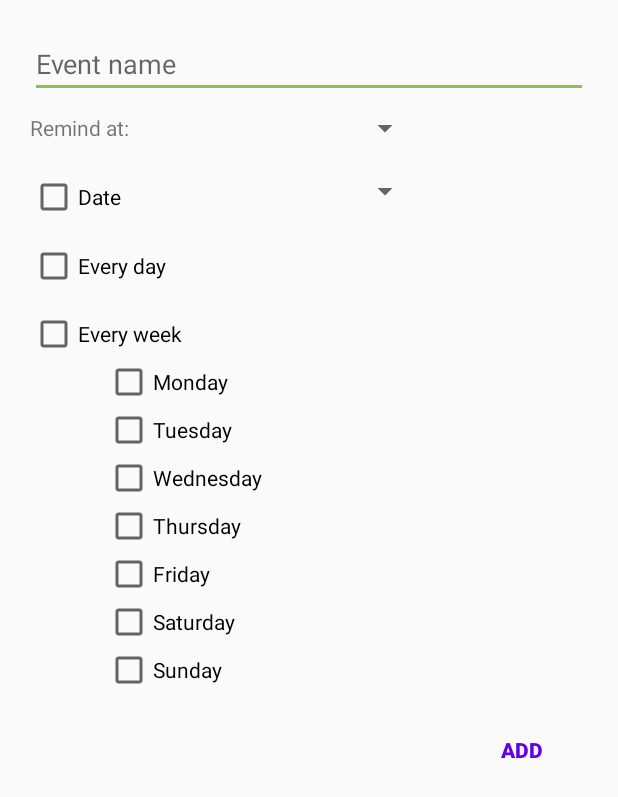
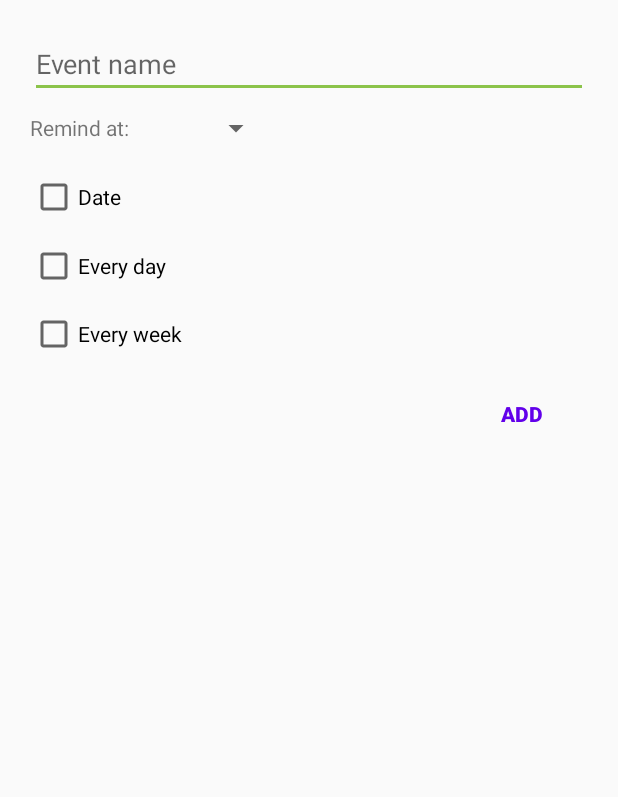
Before and after one commit to MihaiChirculete/PlanAhead, an Android app: the layout dialog_add_reminder.xml on its own in the app's theme, with its tools: preview values and no code run, on a phone screen of 412 x 824 dp. Shown: the top 797 px of the screen. Run offline under Robolectric (Android 15) with nearby library versions, the phone set to English and light mode, and no system bars.

Commit message:
Reminder fragment update

```diff
--- a/app/src/main/res/layout/dialog_add_reminder.xml
+++ b/app/src/main/res/layout/dialog_add_reminder.xml
@@ -2,7 +2,8 @@
 <LinearLayout xmlns:android="http://schemas.android.com/apk/res/android"
     android:layout_width="match_parent"
     android:layout_height="match_parent"
-    android:orientation="vertical">
+    android:orientation="vertical"
+    android:animateLayoutChanges="true">
 
     <ScrollView
         android:layout_width="match_parent"
@@ -42,15 +43,17 @@
                 android:layout_height="wrap_content"
                 android:layout_alignLeft="@+id/dateCheckBox"
                 android:layout_alignStart="@+id/spinnerStartHour"
-                android:layout_alignTop="@+id/dateCheckBox" />
+                android:layout_alignTop="@+id/dateCheckBox"
+                android:visibility="gone"/>
 
             <Button
                 android:id="@+id/spinnerStartHour"
                 style="@style/Widget.AppCompat.Spinner"
-                android:layout_width="150dp"
+                android:layout_width="60dp"
                 android:layout_height="20dp"
                 android:layout_below="@+id/eventNameBox"
-                android:layout_centerHorizontal="true" />
+                android:layout_toEndOf="@+id/everyWeekCheckBox"
+                android:layout_toRightOf="@+id/everyWeekCheckBox" />
             <CheckBox
                 android:id="@+id/dateCheckBox"
                 android:layout_width="wrap_content"
@@ -62,7 +65,7 @@
                 android:text="Date" />
 
             <CheckBox
-                android:id="@+id/checkEveryDay"
+                android:id="@+id/everyDayCheckBox"
                 android:layout_width="wrap_content"
                 android:layout_height="wrap_content"
                 android:layout_alignParentLeft="true"
@@ -72,12 +75,12 @@
                 android:text="Every day" />
 
             <CheckBox
-                android:id="@+id/checkBoxEveryWeek"
+                android:id="@+id/everyWeekCheckBox"
                 android:layout_width="wrap_content"
                 android:layout_height="wrap_content"
                 android:layout_alignParentLeft="true"
                 android:layout_alignParentStart="true"
-                android:layout_below="@+id/checkEveryDay"
+                android:layout_below="@+id/everyDayCheckBox"
                 android:layout_marginTop="13dp"
                 android:text="Every week" />
 
@@ -87,8 +90,9 @@
                 android:layout_height="wrap_content"
                 android:layout_alignParentLeft="true"
                 android:layout_alignParentStart="true"
-                android:layout_below="@+id/checkBoxEveryWeek"
+                android:layout_below="@+id/everyWeekCheckBox"
                 android:layout_marginLeft="50dp"
+                android:visibility="gone"
                 android:orientation="vertical">
 
                 <CheckBox
```
Also changed, not shown: app/src/main/java/com/plan/ahead/ReminderFragment.java (+76 -0 lines).
